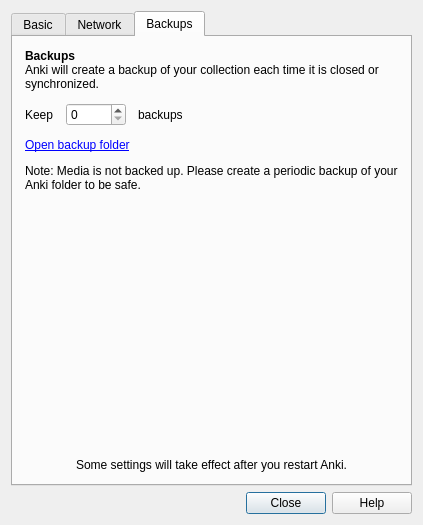
the8thbit/anki, file designer/preferences.ui: the form before one commit.
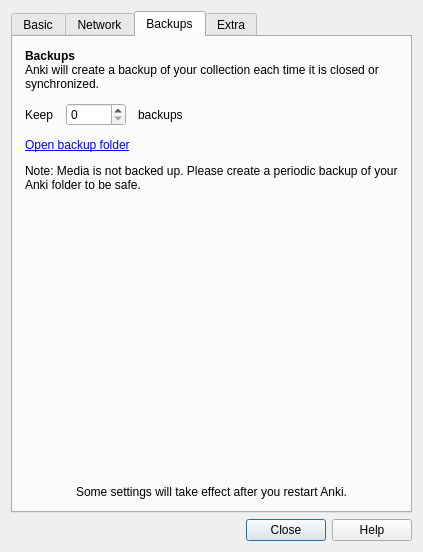
The form after the commit. The open tabs and pages were chosen to show the change.

Commit message: Creating empty content to be completed by branches

The edit to the form file:
```diff
--- a/designer/preferences.ui
+++ b/designer/preferences.ui
@@ -7,7 +7,7 @@
     <x>0</x>
     <y>0</y>
     <width>423</width>
-    <height>508</height>
+    <height>552</height>
    </rect>
   </property>
   <property name="windowTitle">
@@ -465,6 +465,11 @@
        </item>
       </layout>
      </widget>
+     <widget class="QWidget" name="tab_3">
+      <attribute name="title">
+       <string>Extra</string>
+      </attribute>
+     </widget>
     </widget>
    </item>
    <item>
```
Left out of the diff: 17 changed lines with no effect on the pictures. The commit also changes 2 other files.
